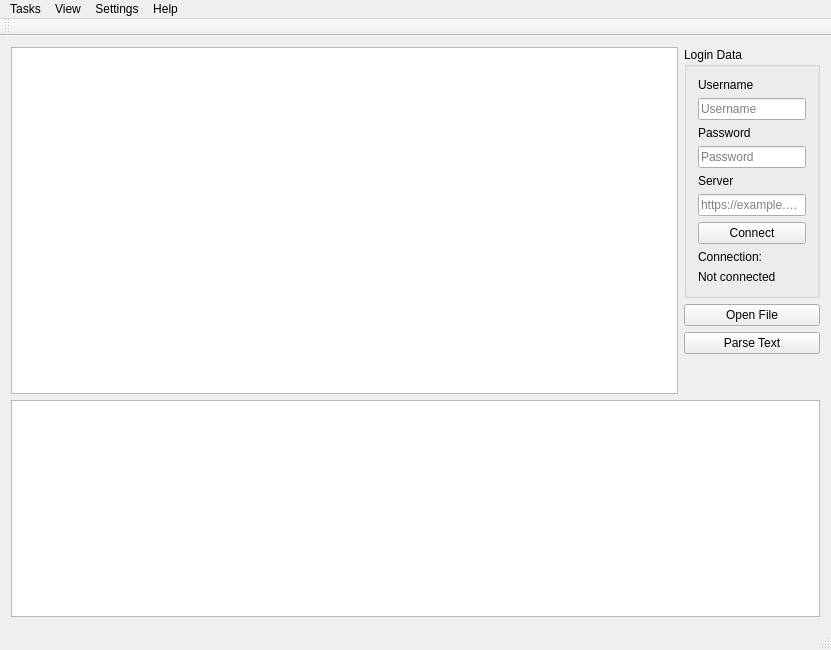
Tercus/ToDo, file mainwindow.ui: the form before one commit.
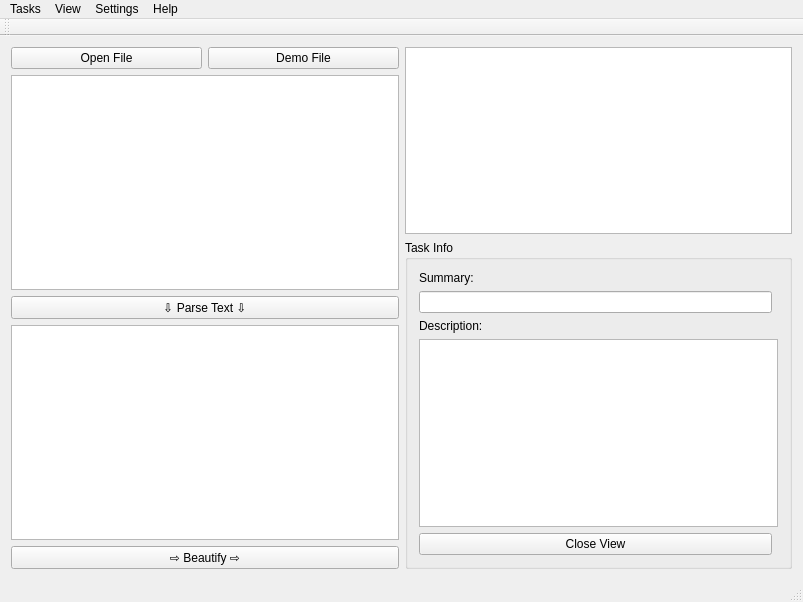
The form after the commit.

Commit message:
Table data to individual view
I can now port the data from the table to a listview and select individual tasks and view details to them.

```diff
--- a/mainwindow.ui
+++ b/mainwindow.ui
@@ -6,17 +6,35 @@
    <rect>
     <x>0</x>
     <y>0</y>
-    <width>831</width>
-    <height>650</height>
+    <width>803</width>
+    <height>602</height>
    </rect>
   </property>
   <property name="windowTitle">
    <string>MainWindow</string>
   </property>
   <widget class="QWidget" name="centralWidget">
-   <layout class="QVBoxLayout" name="verticalLayout_2">
+   <layout class="QHBoxLayout" name="horizontalLayout_2">
     <item>
-     <layout class="QHBoxLayout" name="horizontalLayout">
+     <layout class="QVBoxLayout" name="verticalLayout_2">
+      <item>
+       <layout class="QHBoxLayout" name="horizontalLayout">
+        <item>
+         <widget class="QPushButton" name="pushButton_openFile">
+          <property name="text">
+           <string>Open File</string>
+          </property>
+         </widget>
+        </item>
+        <item>
+         <widget class="QPushButton" name="pushButton_demo">
+          <property name="text">
+           <string>Demo File</string>
+          </property>
+         </widget>
+        </item>
+       </layout>
+      </item>
       <item>
        <widget class="QPlainTextEdit" name="plainTextEdit">
         <property name="plainText">
@@ -25,173 +43,83 @@
        </widget>
       </item>
       <item>
-       <layout class="QVBoxLayout" name="verticalLayout">
-        <item>
-         <widget class="QGroupBox" name="groupBox">
-          <property name="sizePolicy">
-           <sizepolicy hsizetype="Fixed" vsizetype="Preferred">
-            <horstretch>0</horstretch>
-            <verstretch>0</verstretch>
-           </sizepolicy>
-          </property>
-          <property name="title">
-           <string>Login Data</string>
-          </property>
-          <layout class="QVBoxLayout" name="verticallayout">
-           <item>
-            <widget class="QLabel" name="label_username">
-             <property name="sizePolicy">
-              <sizepolicy hsizetype="Preferred" vsizetype="Fixed">
-               <horstretch>0</horstretch>
-               <verstretch>0</verstretch>
-              </sizepolicy>
-             </property>
-             <property name="text">
-              <string>Username</string>
-             </property>
-             <property name="alignment">
-              <set>Qt::AlignLeading|Qt::AlignLeft|Qt::AlignVCenter</set>
-             </property>
-             <property name="buddy">
-              <cstring>lineEdit_username</cstring>
-             </property>
-            </widget>
-           </item>
-           <item>
-            <widget class="QLineEdit" name="lineEdit_username">
-             <property name="inputMask">
-              <string/>
-             </property>
-             <property name="text">
-              <string/>
-             </property>
-             <property name="frame">
-              <bool>true</bool>
-             </property>
-             <property name="placeholderText">
-              <string>Username</string>
-             </property>
-            </widget>
-           </item>
-           <item>
-            <widget class="QLabel" name="label_password">
-             <property name="sizePolicy">
-              <sizepolicy hsizetype="Preferred" vsizetype="Fixed">
-               <horstretch>0</horstretch>
-               <verstretch>0</verstretch>
-              </sizepolicy>
-             </property>
-             <property name="text">
-              <string>Password</string>
-             </property>
-             <property name="buddy">
-              <cstring>lineEdit_password</cstring>
-             </property>
-            </widget>
-           </item>
-           <item>
-            <widget class="QLineEdit" name="lineEdit_password">
-             <property name="echoMode">
-              <enum>QLineEdit::Password</enum>
-             </property>
-             <property name="placeholderText">
-              <string>Password</string>
-             </property>
-            </widget>
-           </item>
-           <item>
-            <widget class="QLabel" name="label_server">
-             <property name="sizePolicy">
-              <sizepolicy hsizetype="Preferred" vsizetype="Fixed">
-               <horstretch>0</horstretch>
-               <verstretch>0</verstretch>
-              </sizepolicy>
-             </property>
-             <property name="text">
-              <string>Server</string>
-             </property>
-             <property name="buddy">
-              <cstring>lineEdit_server</cstring>
-             </property>
-            </widget>
-           </item>
-           <item>
-            <widget class="QLineEdit" name="lineEdit_server">
-             <property name="text">
-              <string/>
-             </property>
-             <property name="echoMode">
-              <enum>QLineEdit::Normal</enum>
-             </property>
-             <property name="placeholderText">
-              <string>https://example.com</string>
-             </property>
-            </widget>
-           </item>
-           <item>
-            <widget class="QPushButton" name="pushButton_connect">
-             <property name="text">
-              <string>Connect</string>
-             </property>
-            </widget>
-           </item>
-           <item>
-            <widget class="QLabel" name="label_connection">
-             <property name="text">
-              <string>Connection:</string>
-             </property>
-            </widget>
-           </item>
-           <item>
-            <widget class="QLabel" name="label_connected">
-             <property name="text">
-              <string>Not connected</string>
-             </property>
-            </widget>
-           </item>
-          </layout>
-         </widget>
-        </item>
-        <item>
-         <widget class="QPushButton" name="pushButton_table">
-          <property name="text">
-           <string>Open File</string>
-          </property>
-         </widget>
-        </item>
-        <item>
-         <widget class="QPushButton" name="pushButton_parse">
-          <property name="text">
-           <string>Parse Text</string>
-          </property>
-         </widget>
-        </item>
-        <item>
-         <spacer name="verticalSpacer">
-          <property name="orientation">
-           <enum>Qt::Vertical</enum>
-          </property>
-          <property name="sizeHint" stdset="0">
-           <size>
-            <width>20</width>
-            <height>40</height>
-           </size>
-          </property>
-         </spacer>
-        </item>
-       </layout>
+       <widget class="QPushButton" name="pushButton_parse">
+        <property name="text">
+         <string>⇩ Parse Text ⇩</string>
+        </property>
+       </widget>
+      </item>
+      <item>
+       <widget class="QTableWidget" name="tableWidget">
+        <property name="rowCount">
+         <number>0</number>
+        </property>
+        <property name="columnCount">
+         <number>0</number>
+        </property>
+       </widget>
+      </item>
+      <item>
+       <widget class="QPushButton" name="pushButton_beautify">
+        <property name="text">
+         <string>⇨ Beautify ⇨</string>
+        </property>
+       </widget>
       </item>
      </layout>
     </item>
     <item>
-     <widget class="QTableWidget" name="tableWidget">
-      <property name="rowCount">
-       <number>0</number>
-      </property>
-      <property name="columnCount">
-       <number>0</number>
-      </property>
-     </widget>
+     <layout class="QVBoxLayout" name="verticalLayout_3">
+      <item>
+       <widget class="QListWidget" name="listWidget">
+        <property name="sizePolicy">
+         <sizepolicy hsizetype="Expanding" vsizetype="Expanding">
+          <horstretch>0</horstretch>
+          <verstretch>0</verstretch>
+         </sizepolicy>
+        </property>
+        <property name="editTriggers">
+         <set>QAbstractItemView::DoubleClicked|QAbstractItemView::EditKeyPressed|QAbstractItemView::SelectedClicked</set>
+        </property>
+       </widget>
+      </item>
+      <item>
+       <widget class="QGroupBox" name="groupBox">
+        <property name="title">
+         <string>Task Info</string>
+        </property>
+        <layout class="QGridLayout" name="gridLayout">
+         <item row="1" column="0">
+          <widget class="QLineEdit" name="lineEdit_summary"/>
+         </item>
+         <item row="3" column="0" colspan="2">
+          <widget class="QTextEdit" name="textEdit_description"/>
+         </item>
+         <item row="0" column="0">
+          <widget class="QLabel" name="label_summary">
+           <property name="text">
+            <string>Summary:</string>
+           </property>
+          </widget>
+         </item>
+         <item row="2" column="0">
+          <widget class="QLabel" name="label_description">
+           <property name="text">
+            <string>Description:</string>
+           </property>
+          </widget>
+         </item>
+         <item row="4" column="0">
+          <widget class="QPushButton" name="pushButton_closeView">
+           <property name="text">
+            <string>Close View</string>
+           </property>
+          </widget>
+         </item>
+        </layout>
+       </widget>
+      </item>
+     </layout>
     </item>
    </layout>
   </widget>
@@ -200,7 +128,7 @@
     <rect>
      <x>0</x>
      <y>0</y>
-     <width>831</width>
+     <width>803</width>
      <height>19</height>
     </rect>
    </property>
```
The commit also changes 3 other files.
